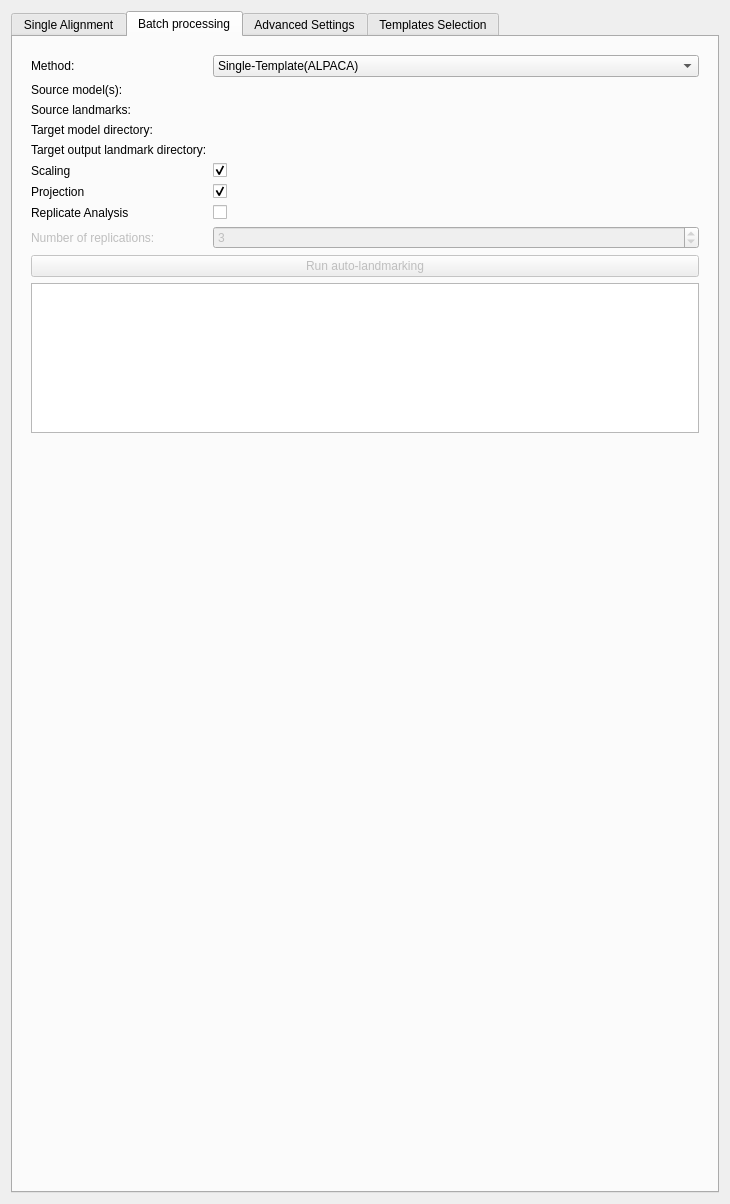
Before: the Qt Designer form ALPACA/Resources/UI/ALPACA.ui in SlicerMorph/SlicerMorph, drawn with Qt 5.
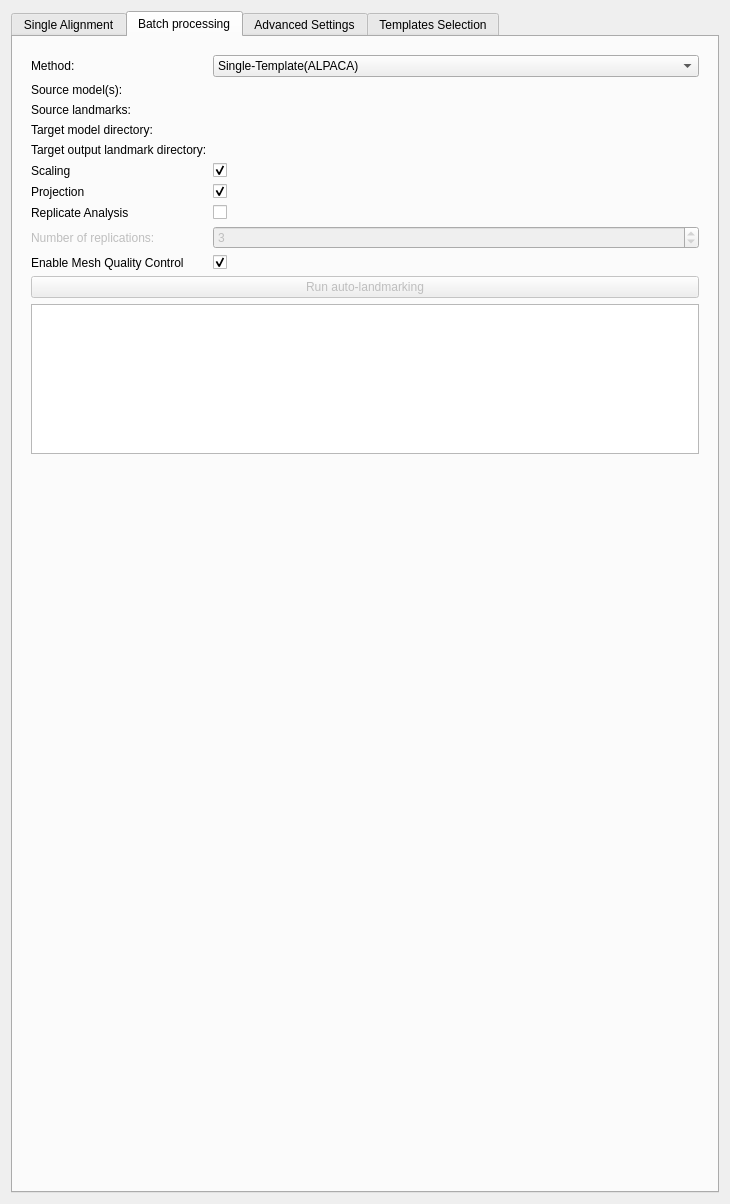
After: the same form once the commit is applied. The open tabs and pages were chosen to show the change. Custom widgets are drawn as their Qt base class.

Commit message: add QC preprocessing to check issues with models (like NaNs)

The edit to the form file:
```diff
--- a/ALPACA/Resources/UI/ALPACA.ui
+++ b/ALPACA/Resources/UI/ALPACA.ui
@@ -580,7 +580,24 @@
             </property>
            </widget>
           </item>
-          <item row="10" column="0" colspan="2">
+          <item row="10" column="0">
+           <widget class="QLabel" name="meshQCLabel">
+            <property name="text">
+             <string>Enable Mesh Quality Control</string>
+            </property>
+           </widget>
+          </item>
+          <item row="10" column="1">
+           <widget class="QCheckBox" name="meshQCCheckBox">
+            <property name="toolTip">
+             <string>If checked, ALPACA will perform quality control checks on all meshes before processing to detect NaN values and other potential issues.</string>
+            </property>
+            <property name="checked">
+             <bool>true</bool>
+            </property>
+           </widget>
+          </item>
+          <item row="11" column="0" colspan="2">
            <widget class="QPushButton" name="applyLandmarkMultiButton">
             <property name="enabled">
              <bool>false</bool>
@@ -593,7 +610,7 @@
             </property>
            </widget>
           </item>
-          <item row="11" column="0" colspan="2">
+          <item row="12" column="0" colspan="2">
            <widget class="QPlainTextEdit" name="batchProgressInfo">
             <property name="sizePolicy">
              <sizepolicy hsizetype="Preferred" vsizetype="Expanding">
```
The commit also changes 1 other file.
